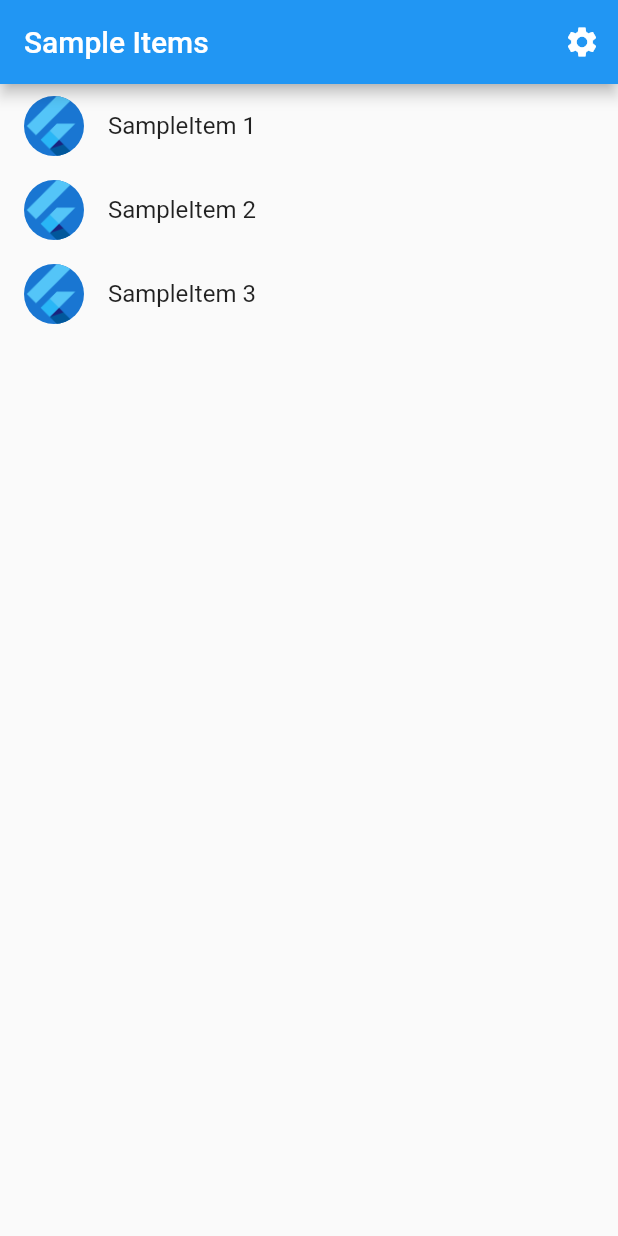
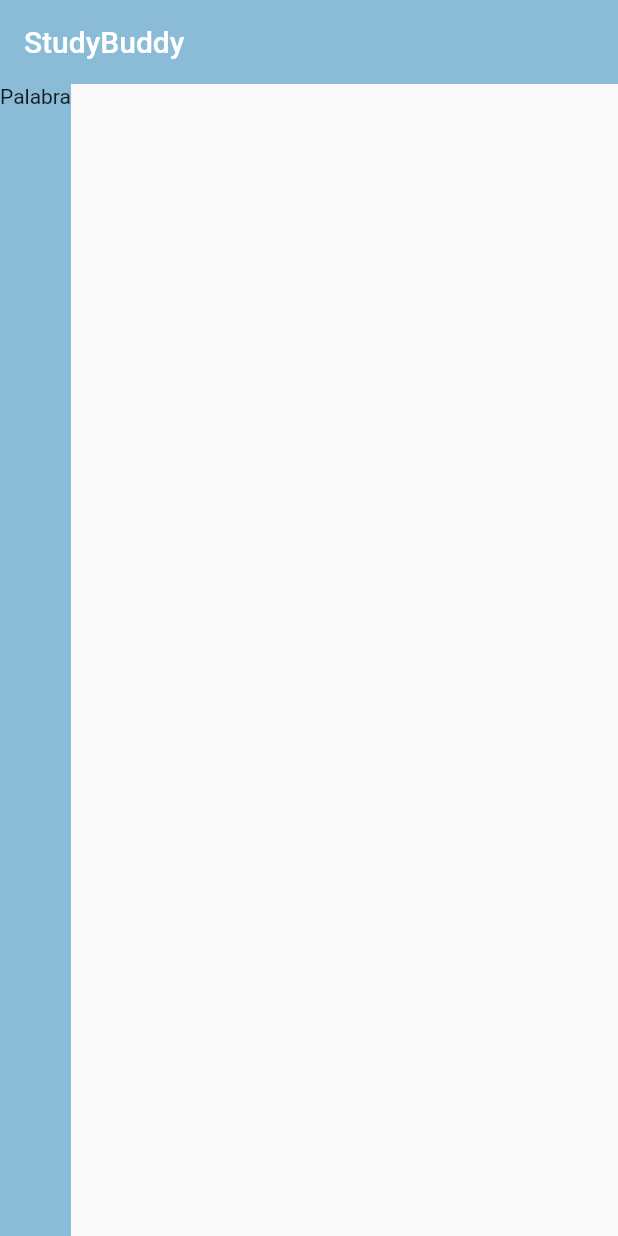
Before and after one commit to Samvargasca/StudyBuddy, a Flutter app: the screen it shows after launch, on a phone screen of 412 x 824 dp. Run offline on Flutter 3.47's test engine with Material 2 defaults, Android fonts, the phone set to English and light mode, and no system bars.

Commit message:
Creación de página inicial

```diff
--- a/lib/src/app.dart
+++ b/lib/src/app.dart
@@ -1,85 +1,18 @@
 import 'package:flutter/material.dart';
-import 'package:flutter_gen/gen_l10n/app_localizations.dart';
-import 'package:flutter_localizations/flutter_localizations.dart';
-
-import 'sample_feature/sample_item_details_view.dart';
-import 'sample_feature/sample_item_list_view.dart';
-import 'settings/settings_controller.dart';
-import 'settings/settings_view.dart';
+import 'package:study_buddy/src/pages/my_home_page.dart';
 
 /// The Widget that configures your application.
 class MyApp extends StatelessWidget {
   const MyApp({
     super.key,
-    required this.settingsController,
   });
-
-  final SettingsController settingsController;
 
   @override
   Widget build(BuildContext context) {
-    // Glue the SettingsController to the MaterialApp.
-    //
-    // The AnimatedBuilder Widget listens to the SettingsController for changes.
-    // Whenever the user updates their settings, the MaterialApp is rebuilt.
-    return AnimatedBuilder(
-      animation: settingsController,
-      builder: (BuildContext context, Widget? child) {
-        return MaterialApp(
-          // Providing a restorationScopeId allows the Navigator built by the
-          // MaterialApp to restore the navigation stack when a user leaves and
-          // returns to the app after it has been killed while running in the
-          // background.
-          restorationScopeId: 'app',
-
-          // Provide the generated AppLocalizations to the MaterialApp. This
-          // allows descendant Widgets to display the correct translations
-          // depending on the user's locale.
-          localizationsDelegates: const [
-            AppLocalizations.delegate,
-            GlobalMaterialLocalizations.delegate,
-            GlobalWidgetsLocalizations.delegate,
-            GlobalCupertinoLocalizations.delegate,
-          ],
-          supportedLocales: const [
-            Locale('en', ''), // English, no country code
-          ],
-
-          // Use AppLocalizations to configure the correct application title
-          // depending on the user's locale.
-          //
-          // The appTitle is defined in .arb files found in the localization
-          // directory.
-          onGenerateTitle: (BuildContext context) =>
-              AppLocalizations.of(context)!.appTitle,
-
-          // Define a light and dark color theme. Then, read the user's
-          // preferred ThemeMode (light, dark, or system default) from the
-          // SettingsController to display the correct theme.
-          theme: ThemeData(),
-          darkTheme: ThemeData.dark(),
-          themeMode: settingsController.themeMode,
-
-          // Define a function to handle named routes in order to support
-          // Flutter web url navigation and deep linking.
-          onGenerateRoute: (RouteSettings routeSettings) {
-            return MaterialPageRoute<void>(
-              settings: routeSettings,
-              builder: (BuildContext context) {
-                switch (routeSettings.name) {
-                  case SettingsView.routeName:
-                    return SettingsView(controller: settingsController);
-                  case SampleItemDetailsView.routeName:
-                    return const SampleItemDetailsView();
-                  case SampleItemListView.routeName:
-                  default:
-                    return const SampleItemListView();
-                }
-              },
-            );
-          },
-        );
-      },
+    return MaterialApp(
+      title: "Stufy Buddy",
+      debugShowCheckedModeBanner: false,
+      home: MyHomePage(title: "Home"),
     );
   }
 }
--- /dev/null
+++ b/lib/src/pages/my_home_page.dart
@@ -0,0 +1,33 @@
+import 'package:flutter/material.dart';
+import 'package:study_buddy/src/colors/colors.dart';
+
+class MyHomePage extends StatefulWidget {
+  MyHomePage({Key? key, required this.title}) : super(key: key);
+  final String title;
+
+  @override
+  _MyHomePageState createState() => _MyHomePageState();
+}
+
+class _MyHomePageState extends State<MyHomePage> {
+  @override
+  Widget build(BuildContext context) {
+    return Scaffold(
+      appBar: AppBar(
+        title: const Text("StudyBuddy"),
+        backgroundColor: azulClaro,
+        shadowColor: Colors.transparent,
+      ),
+      body: Container(
+        color: azulClaro,
+        child: const Column(
+          children: [
+            Expanded(
+              child: Text("Palabra"),
+            ),
+          ],
+        ),
+      ),
+    );
+  }
+}
--- a/lib/src/sample_feature/sample_item.dart
+++ /dev/null
@@ -1,6 +0,0 @@
-/// A placeholder class that represents an entity or model.
-class SampleItem {
-  const SampleItem(this.id);
-
-  final int id;
-}
--- a/lib/src/sample_feature/sample_item_list_view.dart
+++ /dev/null
@@ -1,71 +0,0 @@
-import 'package:flutter/material.dart';
-
-import '../settings/settings_view.dart';
-import 'sample_item.dart';
-import 'sample_item_details_view.dart';
-
-/// Displays a list of SampleItems.
-class SampleItemListView extends StatelessWidget {
-  const SampleItemListView({
-    super.key,
-    this.items = const [SampleItem(1), SampleItem(2), SampleItem(3)],
-  });
-
-  static const routeName = '/';
-
-  final List<SampleItem> items;
-
-  @override
-  Widget build(BuildContext context) {
-    return Scaffold(
-      appBar: AppBar(
-        title: const Text('Sample Items'),
-        actions: [
-          IconButton(
-            icon: const Icon(Icons.settings),
-            onPressed: () {
-              // Navigate to the settings page. If the user leaves and returns
-              // to the app after it has been killed while running in the
-              // background, the navigation stack is restored.
-              Navigator.restorablePushNamed(context, SettingsView.routeName);
-            },
-          ),
-        ],
-      ),
-
-      // To work with lists that may contain a large number of items, it’s best
-      // to use the ListView.builder constructor.
-      //
-      // In contrast to the default ListView constructor, which requires
-      // building all Widgets up front, the ListView.builder constructor lazily
-      // builds Widgets as they’re scrolled into view.
-      body: ListView.builder(
-        // Providing a restorationId allows the ListView to restore the
-        // scroll position when a user leaves and returns to the app after it
-        // has been killed while running in the background.
-        restorationId: 'sampleItemListView',
-        itemCount: items.length,
-        itemBuilder: (BuildContext context, int index) {
-          final item = items[index];
-
-          return ListTile(
-            title: Text('SampleItem ${item.id}'),
-            leading: const CircleAvatar(
-              // Display the Flutter Logo image asset.
-              foregroundImage: AssetImage('assets/images/flutter_logo.png'),
-            ),
-            onTap: () {
-              // Navigate to the details page. If the user leaves and returns to
-              // the app after it has been killed while running in the
-              // background, the navigation stack is restored.
-              Navigator.restorablePushNamed(
-                context,
-                SampleItemDetailsView.routeName,
-              );
-            }
-          );
-        },
-      ),
-    );
-  }
-}
```
Also changed, not shown: lib/main.dart (+1 -14 lines), lib/src/colors/colors.dart (added, +9 -0 lines), lib/src/sample_feature/sample_item_details_view.dart (deleted, +0 -20 lines).
